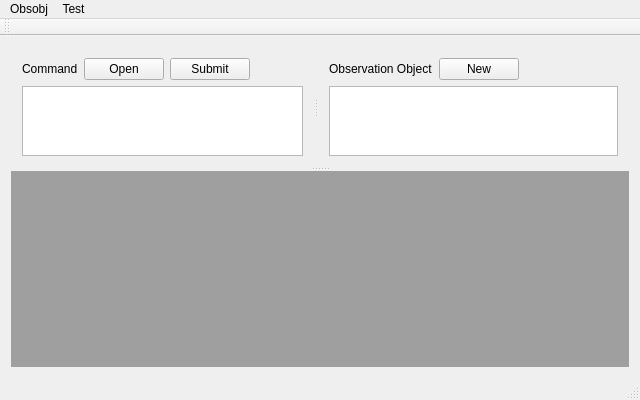
First picture: the form in src/Tweedia/mainwindow.ui, repository tweedia/Tweedia, before the edit.
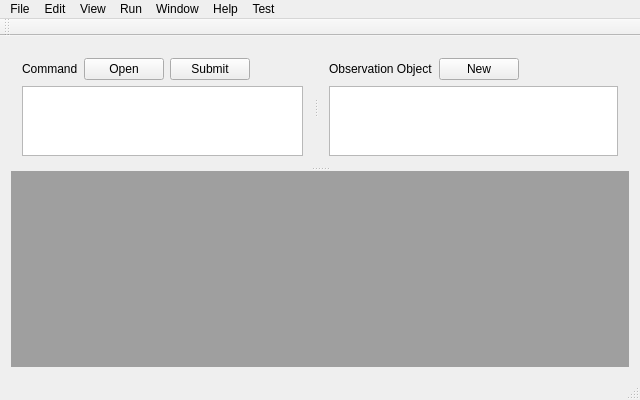
Second picture: the form after the edit.

Commit message: Arrange menu

```diff
--- a/src/Tweedia/mainwindow.ui
+++ b/src/Tweedia/mainwindow.ui
@@ -133,9 +133,9 @@
      <height>22</height>
     </rect>
    </property>
-   <widget class="QMenu" name="menuObsobj">
+   <widget class="QMenu" name="menuRun">
     <property name="title">
-     <string>Obsobj</string>
+     <string>Run</string>
     </property>
     <addaction name="actionNewObsobj"/>
     <addaction name="actionDeleteObsobj"/>
@@ -150,7 +150,39 @@
     </property>
     <addaction name="actionOpen_TextView"/>
    </widget>
-   <addaction name="menuObsobj"/>
+   <widget class="QMenu" name="menuFile">
+    <property name="title">
+     <string>File</string>
+    </property>
+    <addaction name="actionNewObsobj"/>
+   </widget>
+   <widget class="QMenu" name="menuEdit">
+    <property name="title">
+     <string>Edit</string>
+    </property>
+    <addaction name="actionDeleteObsobj"/>
+   </widget>
+   <widget class="QMenu" name="menuWindow">
+    <property name="title">
+     <string>Window</string>
+    </property>
+   </widget>
+   <widget class="QMenu" name="menuHelp">
+    <property name="title">
+     <string>Help</string>
+    </property>
+   </widget>
+   <widget class="QMenu" name="menuView">
+    <property name="title">
+     <string>View</string>
+    </property>
+   </widget>
+   <addaction name="menuFile"/>
+   <addaction name="menuEdit"/>
+   <addaction name="menuView"/>
+   <addaction name="menuRun"/>
+   <addaction name="menuWindow"/>
+   <addaction name="menuHelp"/>
    <addaction name="menuTest"/>
   </widget>
   <widget class="QToolBar" name="mainToolBar">
```
Left out of the diff: 8 changed lines with no effect on the pictures.
